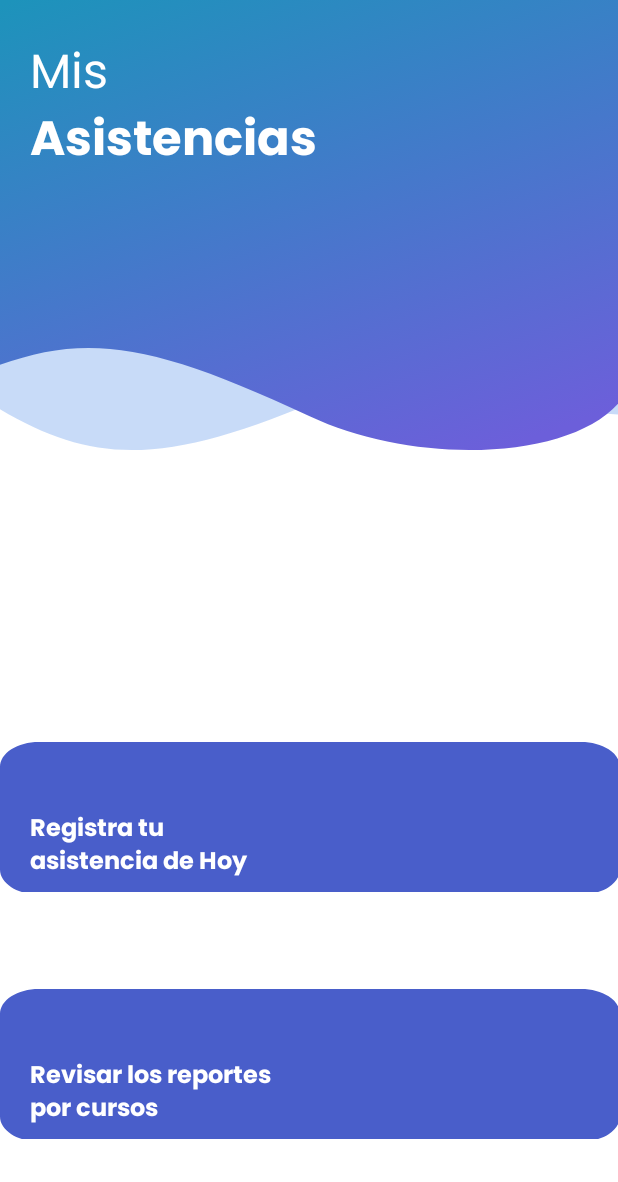
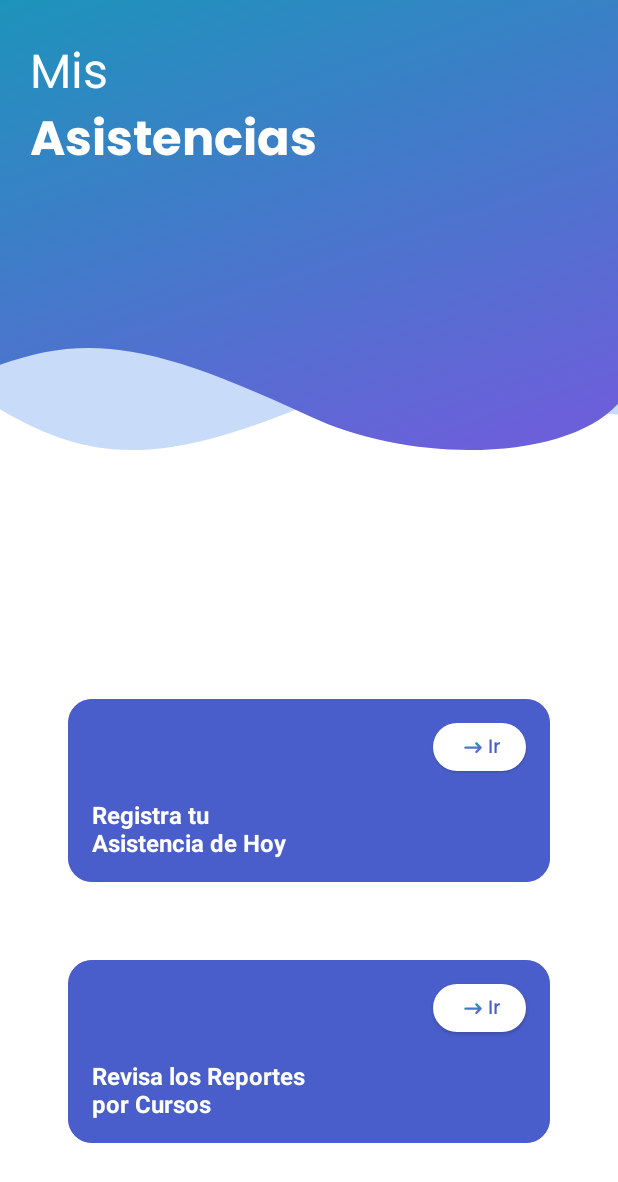
Before and after one commit to nabia1827/DailyFisi-facial-recognition-app, an Android app built with Jetpack Compose: the @Preview function AttendanceScreenPreview, on a phone screen of 412 x 824 dp. Shown: the top 1182 px of the screen. Run offline under Robolectric (Android 15) with nearby library versions, the phone set to English and light mode, and no system bars.

Commit message:
attendance Slides V2 finalll porfinnnnnnnnnnn :"v te odio mucho kotlin

```diff
--- a/app/src/main/java/com/pruebita/mydailyfisiapp/ui/screens/attendance/AttendanceScreen.kt
+++ b/app/src/main/java/com/pruebita/mydailyfisiapp/ui/screens/attendance/AttendanceScreen.kt
@@ -1,31 +1,46 @@
 package com.pruebita.mydailyfisiapp.ui.screens.attendance
 
+import android.widget.Button
 import androidx.compose.foundation.Image
 import androidx.compose.foundation.background
 import androidx.compose.foundation.layout.Arrangement
 import androidx.compose.foundation.layout.Box
 import androidx.compose.foundation.layout.Column
+import androidx.compose.foundation.layout.PaddingValues
 import androidx.compose.foundation.layout.Row
 import androidx.compose.foundation.layout.Spacer
 import androidx.compose.foundation.layout.fillMaxSize
 import androidx.compose.foundation.layout.fillMaxWidth
+import androidx.compose.foundation.layout.height
 import androidx.compose.foundation.layout.padding
+import androidx.compose.foundation.layout.size
+import androidx.compose.foundation.layout.width
+import androidx.compose.foundation.shape.RoundedCornerShape
+import androidx.compose.material3.Button
+import androidx.compose.material3.ButtonDefaults
+import androidx.compose.material3.ElevatedButton
 import androidx.compose.material3.Text
 import androidx.compose.runtime.Composable
 import androidx.compose.ui.Alignment
 import androidx.compose.ui.Modifier
+import androidx.compose.ui.draw.clip
+import androidx.compose.ui.graphics.Brush
 import androidx.compose.ui.graphics.Color
 import androidx.compose.ui.layout.ContentScale
 import androidx.compose.ui.modifier.modifierLocalConsumer
 import androidx.compose.ui.res.painterResource
+import androidx.compose.ui.text.font.FontWeight
 import androidx.compose.ui.tooling.preview.Preview
 import androidx.compose.ui.unit.dp
+import androidx.compose.ui.unit.sp
 import androidx.navigation.NavController
 import androidx.navigation.compose.rememberNavController
 import com.pruebita.mydailyfisiapp.R
 import com.pruebita.mydailyfisiapp.ui.components.attendance.AttendanceLogin
 import com.pruebita.mydailyfisiapp.ui.components.attendance.BottomFond
 import com.pruebita.mydailyfisiapp.ui.components.attendance.BottomFond2
+import com.pruebita.mydailyfisiapp.ui.navigation.AppScreens
+import com.pruebita.mydailyfisiapp.ui.theme.poppins
 
 @Preview(showBackground = true)
 @Composable
@@ -51,24 +66,127 @@ fun Attendance(modifier: Modifier,navController: NavController){
     Box(modifier = Modifier.fillMaxSize()){
         Column(
             modifier = modifier,
-            verticalArrangement = Arrangement.Bottom
+            verticalArrangement = Arrangement.Center
         ){
             Column(modifier = Modifier.weight(0.3f)) {
-                AttendanceLogin()
+                Row {
+                    AttendanceLogin()
+                }
+                Spacer(modifier = Modifier.height(150.dp))
+
+                Row(
+                    modifier = Modifier
+                        .fillMaxWidth()
+                        .padding(16.dp),
+                    horizontalArrangement = Arrangement.Center // Centra horizontalmente los elementos en la fila
+                ) {
+                    Box(
+                        modifier = Modifier
+                            .width(321.dp)
+                            .height(122.dp)
+                            .clip(RoundedCornerShape(16.dp))
+                            .background(Color(0xFF6C5FDA)),
+                        contentAlignment = Alignment.Center // Centra el contenido del Box
+                    ) {
+                        RectanguloConTextoYBoton("Registra tu","Asistencia de Hoy")
+                    }
+                }
+                Spacer(modifier = Modifier.height(20.dp))
+                Row(
+                    modifier = Modifier
+                        .fillMaxWidth()
+                        .padding(16.dp),
+                    horizontalArrangement = Arrangement.Center // Centra horizontalmente los elementos en la fila
+                ) {
+                    Box(
+                        modifier = Modifier
+                            .width(321.dp)
+                            .height(122.dp)
+                            .clip(RoundedCornerShape(16.dp))
+                            .background(Color(0xFF6C5FDA)),
+                        contentAlignment = Alignment.Center // Centra el contenido del Box
+                    ) {
+                        RectanguloConTextoYBoton("Revisa los Reportes","por Cursos")
+                    }
+                }
+
             }
-            Column(
-                modifier = Modifier.weight(0.1f)
 
-                ) {
-                BottomFond()
-            }
-            Column(
-                modifier = Modifier.weight(0.1f)
-
-            ) {
-                BottomFond2()
-            }
         }
 
     }
 }
+@Composable
+fun RectanguloConTextoYBoton(text1:String,text2:String) {
+    Box(
+        modifier = Modifier
+            .width(321.dp)
+            .height(122.dp)
+            .clip(RoundedCornerShape(16.dp))
+            .background(Color(0xFF495ECA))
+    ) {
+        Column(
+            modifier = Modifier
+                .align(Alignment.BottomStart) // Alinea la primera columna en la parte inferior izquierda
+                .padding(16.dp)
+        ) {
+            Text(
+                text = text1,
+                color = Color.White,
+                fontWeight = FontWeight.Bold,
+                fontSize = 16.sp
+            )
+            Text(
+                text = text2 ,
+                color = Color.White,
+                fontWeight = FontWeight.Bold,
+                fontSize = 16.sp
+            )
+        }
+
+        Column(
+            modifier = Modifier
+                .align(Alignment.TopEnd) // Alinea la segunda columna en la parte superior derecha
+                .padding(16.dp)
+        ) {
+            LoginButton2()
+        }
+    }
+
+}
+
+@Composable
+fun LoginButton2() {
+    ElevatedButton(
+        onClick = {
+        },
+        modifier = Modifier
+            .width(62.dp)
+            .height(32.dp),
+        colors = ButtonDefaults.buttonColors(
+            containerColor = Color.White,
+            contentColor = Color(0xFF495ECA),
+            disabledContainerColor = Color(0xFFB3B6C4)
+
+        ), contentPadding = PaddingValues()
+    ) {
+        Box(
+            modifier = Modifier
+                .fillMaxSize()
+            ,
+            contentAlignment = Alignment.Center,
+        ) {
+            Row {
+                Box(modifier = Modifier.padding(4.dp),contentAlignment = Alignment.Center) {
+                    Image(
+                        painter = painterResource(id = R.drawable.vector_line),
+                        contentDescription = "vector_line",
+                        modifier = Modifier.size(12.dp, 12.dp)
+                    )
+                }
+                Text(text = "Ir", fontSize = 13.sp, fontFamily = poppins)
+
+            }
+        }
+    }
+}
--- /dev/null
+++ b/app/src/main/res/drawable/vector_line.xml
@@ -0,0 +1,26 @@
+<vector xmlns:android="http://schemas.android.com/apk/res/android"
+    xmlns:aapt="http://schemas.android.com/aapt"
+    android:width="16dp"
+    android:height="10dp"
+    android:viewportWidth="16"
+    android:viewportHeight="10">
+  <path
+      android:pathData="M14.75,5L11,1.25M14.75,5L11,8.75M14.75,5H1.25"
+      android:strokeLineJoin="round"
+      android:strokeWidth="2"
+      android:fillColor="#00000000"
+      android:strokeLineCap="round">
+    <aapt:attr name="android:strokeColor">
+      <gradient
+          android:startX="8"
+          android:startY="1.25"
+          android:endX="8"
+          android:endY="8.75"
+          android:type="linear">
+        <item android:offset="0" android:color="#FF1D93BB"/>
+        <item android:offset="0.5" android:color="#FF4579CB"/>
+        <item android:offset="1" android:color="#FF6C5FDA"/>
+      </gradient>
+    </aapt:attr>
+  </path>
+</vector>
```
